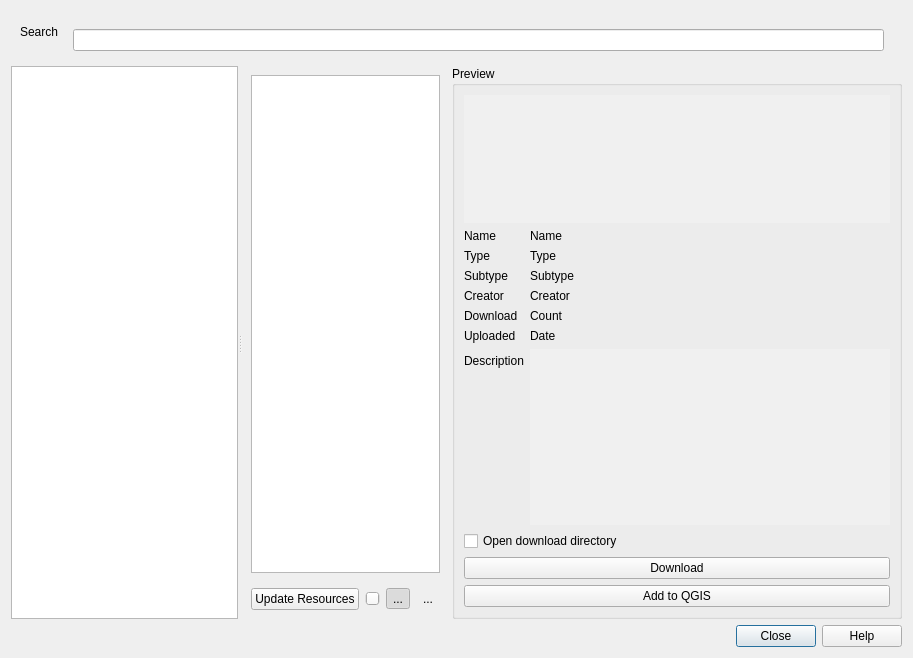
qgis/QGIS-Hub-Plugin, file qgis_hub_plugin/gui/resource_browser.ui: the form before one commit.
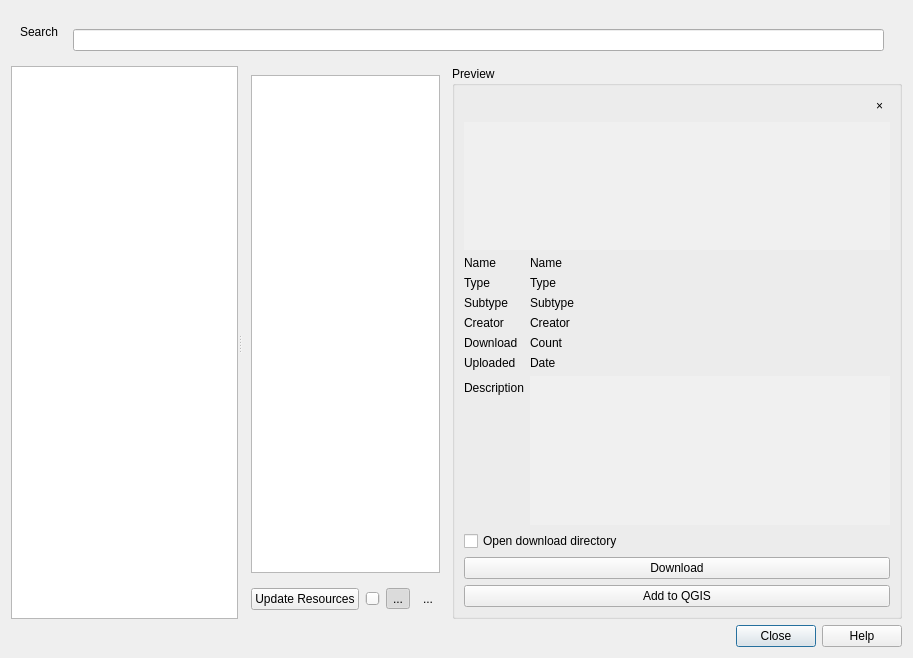
The form after the commit.

Commit message: Add close button to the resource preview window

The edit to the form file:
```diff
--- a/qgis_hub_plugin/gui/resource_browser.ui
+++ b/qgis_hub_plugin/gui/resource_browser.ui
@@ -321,6 +321,47 @@
           <number>9</number>
          </property>
          <item row="0" column="0" colspan="2">
+          <widget class="QWidget" name="previewHeaderWidget" native="true">
+           <layout class="QHBoxLayout" name="previewHeaderLayout">
+            <property name="leftMargin">
+             <number>0</number>
+            </property>
+            <property name="topMargin">
+             <number>0</number>
+            </property>
+            <property name="rightMargin">
+             <number>0</number>
+            </property>
+            <property name="bottomMargin">
+             <number>0</number>
+            </property>
+            <item>
+             <spacer name="previewHeaderSpacer">
+              <property name="orientation">
+               <enum>Qt::Horizontal</enum>
+              </property>
+              <property name="sizeHint" stdset="0">
+               <size>
+                <width>40</width>
+                <height>20</height>
+               </size>
+              </property>
+             </spacer>
+            </item>
+            <item>
+             <widget class="QToolButton" name="closePreviewButton">
+              <property name="text">
+               <string>×</string>
+              </property>
+              <property name="autoRaise">
+               <bool>true</bool>
+              </property>
+             </widget>
+            </item>
+           </layout>
+          </widget>
+         </item>
+         <item row="1" column="0" colspan="2">
           <widget class="QGraphicsView" name="graphicsViewPreview">
            <property name="sizePolicy">
             <sizepolicy hsizetype="Preferred" vsizetype="Fixed">
@@ -360,14 +401,14 @@
            </property>
           </widget>
          </item>
-         <item row="1" column="0">
+         <item row="2" column="0">
           <widget class="QLabel" name="labelNameLabel">
            <property name="text">
             <string>Name</string>
            </property>
           </widget>
          </item>
-         <item row="1" column="1">
+         <item row="2" column="1">
           <widget class="QLabel" name="labelName">
            <property name="text">
             <string>Name</string>
@@ -377,14 +418,14 @@
            </property>
           </widget>
          </item>
-         <item row="2" column="0">
+         <item row="3" column="0">
           <widget class="QLabel" name="labelTypeLabel">
            <property name="text">
             <string>Type</string>
            </property>
           </widget>
          </item>
-         <item row="2" column="1">
+         <item row="3" column="1">
           <widget class="QLabel" name="labelType">
            <property name="text">
             <string>Type</string>
@@ -394,14 +435,14 @@
            </property>
           </widget>
          </item>
-         <item row="3" column="0">
+         <item row="4" column="0">
           <widget class="QLabel" name="labelSubtypeLabel">
            <property name="text">
             <string>Subtype</string>
            </property>
           </widget>
          </item>
-         <item row="3" column="1">
+         <item row="4" column="1">
           <widget class="QLabel" name="labelSubtype">
            <property name="text">
             <string>Subtype</string>
@@ -411,14 +452,14 @@
            </property>
           </widget>
          </item>
-         <item row="4" column="0">
+         <item row="5" column="0">
           <widget class="QLabel" name="labelCreatorLabel">
            <property name="text">
             <string>Creator</string>
            </property>
           </widget>
          </item>
-         <item row="4" column="1">
+         <item row="5" column="1">
           <widget class="QLabel" name="labelCreator">
            <property name="text">
             <string>Creator</string>
@@ -428,42 +469,42 @@
            </property>
           </widget>
          </item>
-         <item row="5" column="0">
+         <item row="6" column="0">
           <widget class="QLabel" name="labelDownloadLabel">
            <property name="text">
             <string>Download</string>
            </property>
           </widget>
          </item>
-         <item row="5" column="1">
+         <item row="6" column="1">
           <widget class="QLabel" name="labelDownloadCount">
            <property name="text">
             <string>Count</string>
            </property>
           </widget>
          </item>
-         <item row="6" column="0">
+         <item row="7" column="0">
           <widget class="QLabel" name="labelUploadedLabel">
            <property name="text">
             <string>Uploaded</string>
            </property>
           </widget>
          </item>
-         <item row="6" column="1">
+         <item row="7" column="1">
           <widget class="QLabel" name="labelUploaded">
            <property name="text">
             <string>Date</string>
            </property>
           </widget>
          </item>
-         <item row="7" column="0">
+         <item row="8" column="0">
           <widget class="QLabel" name="labelDescriptionLabel">
            <property name="text">
             <string>Description</string>
            </property>
           </widget>
          </item>
-         <item row="7" column="1">
+         <item row="8" column="1">
           <widget class="QTextBrowser" name="textBrowserDescription">
            <property name="autoFillBackground">
             <bool>true</bool>
@@ -491,7 +532,7 @@
            </property>
           </widget>
          </item>
-         <item row="8" column="0" colspan="2">
+         <item row="9" column="0" colspan="2">
           <widget class="QCheckBox" name="checkBoxOpenDirectory">
            <property name="text">
             <string>Open download directory</string>
@@ -499,19 +540,19 @@
           </widget>
          </item>
          <item row="10" column="0" colspan="2">
+          <widget class="QPushButton" name="pushButtonDownload">
+           <property name="text">
+            <string>Download</string>
+           </property>
+          </widget>
+         </item>
+         <item row="11" column="0" colspan="2">
           <widget class="QPushButton" name="addQGISPushButton">
            <property name="text">
             <string>Add to QGIS</string>
            </property>
           </widget>
          </item>
-         <item row="9" column="0" colspan="2">
-          <widget class="QPushButton" name="pushButtonDownload">
-           <property name="text">
-            <string>Download</string>
-           </property>
-          </widget>
-         </item>
         </layout>
        </widget>
       </item>
```
The commit also changes 1 other file.
